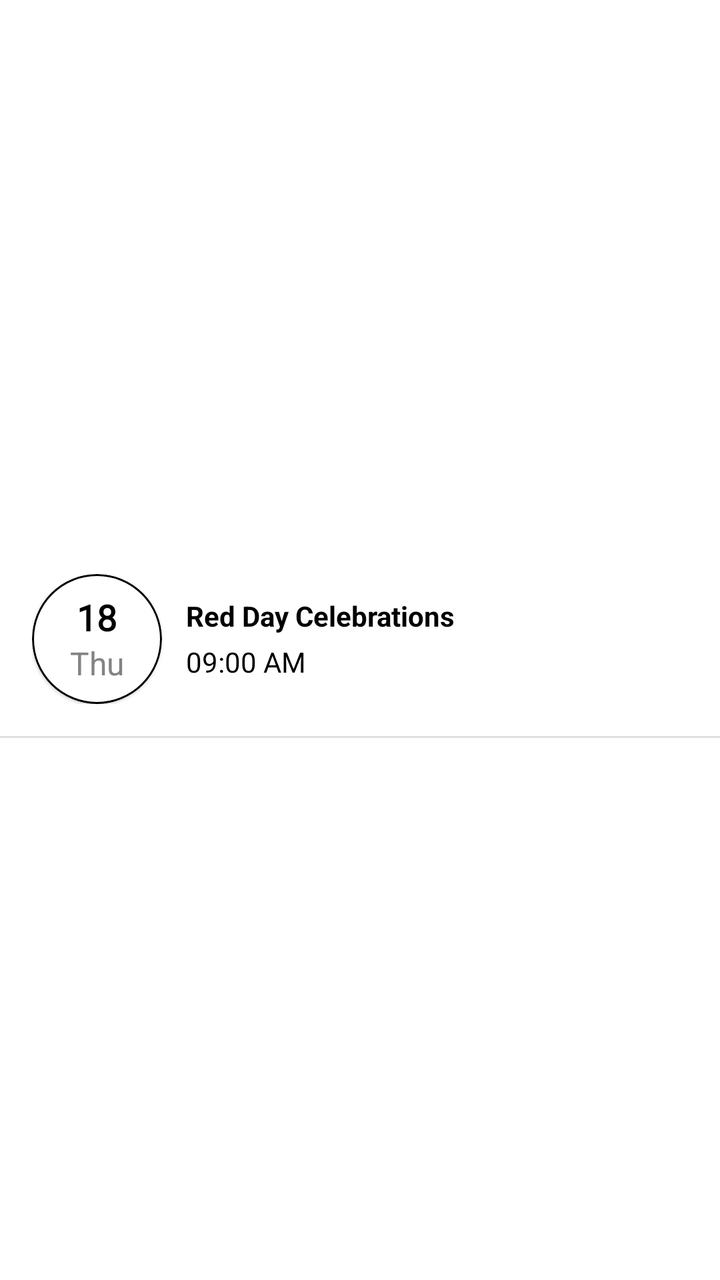
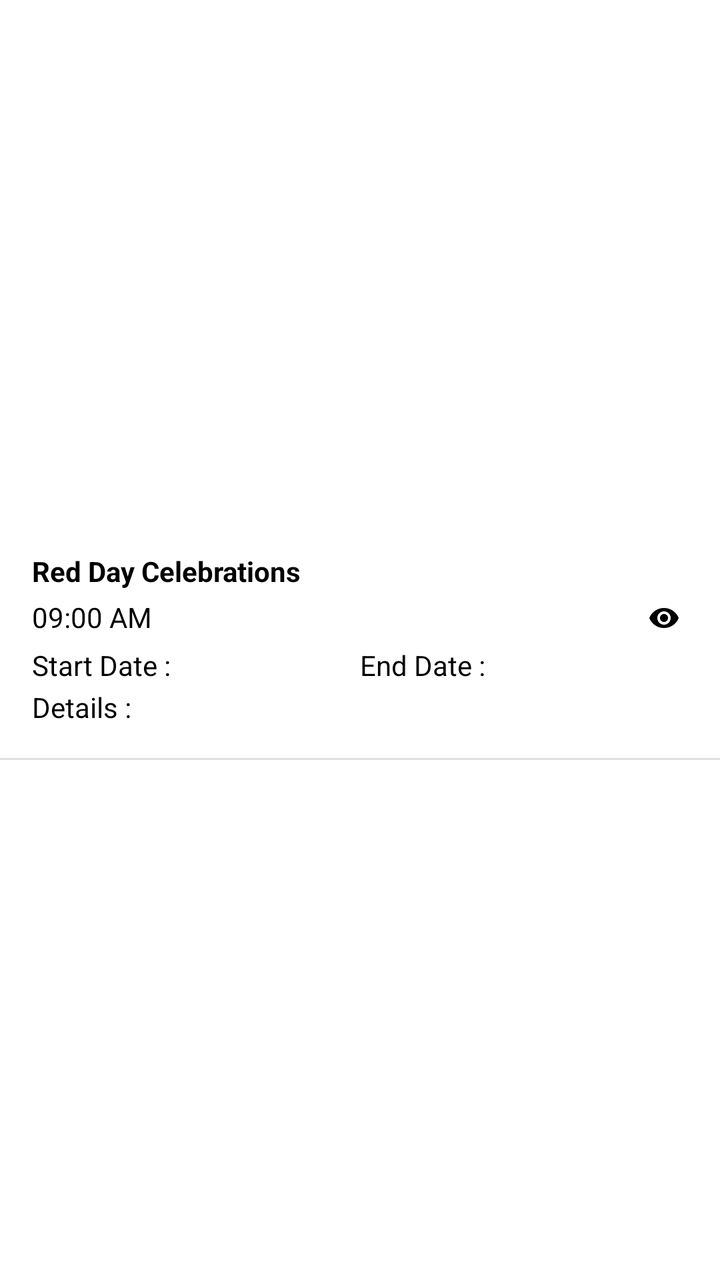

Screens rendered from an Android XML layout before and after an edit, with the pre-edit source and the edit as a unified diff.
<!-- AndroidManifest.xml: application theme Theme.School -->
<!-- res/layout/calender_item.xml -->
<?xml version="1.0" encoding="utf-8"?>
<androidx.constraintlayout.widget.ConstraintLayout xmlns:android="http://schemas.android.com/apk/res/android"
    xmlns:app="http://schemas.android.com/apk/res-auto"
    xmlns:tools="http://schemas.android.com/tools"
    android:layout_width="match_parent"
    android:layout_height="wrap_content"
    android:clickable="true"
    android:focusable="true"
    android:foreground="?attr/selectableItemBackground">

    <LinearLayout
        android:layout_width="0dp"
        android:layout_height="wrap_content"
        android:orientation="vertical"
        app:layout_constraintBottom_toBottomOf="parent"
        app:layout_constraintEnd_toEndOf="parent"
        app:layout_constraintStart_toStartOf="parent"
        app:layout_constraintTop_toTopOf="parent">

        <LinearLayout
            android:id="@+id/linearLayout11"
            android:layout_width="match_parent"
            android:layout_height="wrap_content"
            android:gravity="center_vertical"
            android:orientation="horizontal"
            android:padding="16dp">

            <com.google.android.material.card.MaterialCardView
                android:layout_width="wrap_content"
                android:layout_height="wrap_content"
                app:cardCornerRadius="100dp"
                app:strokeColor="@color/black"
                app:strokeWidth="1dp">

                <LinearLayout
                    android:layout_width="65dp"
                    android:layout_height="65dp"
                    android:gravity="center"
                    android:orientation="vertical">

                    <TextView
                        android:id="@+id/date_txt"
                        android:layout_width="match_parent"
                        android:layout_height="wrap_content"
                        android:fontFamily="@font/inter_semibold"
                        android:gravity="center"
                        android:text="18"
                        android:textColor="@color/black"
                        android:textSize="18dp"
                        android:textStyle="bold" />

                    <TextView
                        android:id="@+id/day_txt"
                        android:layout_width="match_parent"
                        android:layout_height="wrap_content"
                        android:gravity="center"
                        android:text="Thu"
                        android:textColor="@color/light_gray1"
                        android:textSize="16dp" />
                </LinearLayout>
            </com.google.android.material.card.MaterialCardView>

            <LinearLayout
                android:layout_width="match_parent"
                android:layout_height="match_parent"
                android:gravity="center_vertical"
                android:orientation="vertical">

                <TextView
                    android:id="@+id/name_txt"
                    android:layout_width="match_parent"
                    android:layout_height="wrap_content"
                    android:text="Red Day Celebrations"
                    android:paddingStart="12dp"
                    android:layout_marginBottom="2dp"
                    android:textColor="@color/black"
                    android:textStyle="bold" />

                <TextView
                    android:id="@+id/timeTv"
                    android:layout_width="match_parent"
                    android:layout_height="wrap_content"
                    android:paddingStart="12dp"
                    android:layout_marginTop="2dp"
                    android:textColor="@color/black"
                    android:text="09:00 AM" />
            </LinearLayout>

        </LinearLayout>

        <View
            android:id="@+id/divider11"
            android:layout_width="match_parent"
            android:layout_height="1dp"
            android:background="?android:attr/listDivider"
            app:layout_constraintEnd_toEndOf="parent"
            app:layout_constraintStart_toStartOf="parent" />
    </LinearLayout>


</androidx.constraintlayout.widget.ConstraintLayout>
<!-- resources referenced by this layout -->
<resources>
  <color name="black">#FF000000</color>
  <color name="light_gray1">#838383</color>
  <style name="Theme.School" parent="Base.Theme.School" />
  <style name="Base.Theme.School" parent="Theme.MaterialComponents.Light.NoActionBar">
          
          
          <item name="colorPrimary">@color/blue</item>
          <item name="colorPrimaryVariant">@color/blue</item>
          <item name="colorOnPrimary">@color/white</item>
          <item name="colorSecondary">@color/light_blue</item>
          <item name="colorSecondaryVariant">@color/teal_700</item>
          <item name="colorOnSecondary">@color/white</item>
          <item name="android:windowLightStatusBar" tools:ignore="NewApi">true</item>
          <item name="android:statusBarColor">@color/white</item>
          <item name="android:windowDisablePreview">true</item>
      </style>
  <color name="blue">#1E4284</color>
  <color name="white">#FFFFFFFF</color>
  <color name="light_blue">#1B55F1</color>
  <color name="teal_700">#FF018786</color>
</resources>

<!-- the commit's change to res/layout/calender_item.xml (unified diff, before → after) -->
@@ -29,6 +29,7 @@
                 android:layout_width="wrap_content"
                 android:layout_height="wrap_content"
                 app:cardCornerRadius="100dp"
+                android:visibility="gone"
                 app:strokeColor="@color/black"
                 app:strokeWidth="1dp">
 
@@ -71,19 +72,70 @@
                     android:layout_width="match_parent"
                     android:layout_height="wrap_content"
                     android:text="Red Day Celebrations"
-                    android:paddingStart="12dp"
                     android:layout_marginBottom="2dp"
                     android:textColor="@color/black"
                     android:textStyle="bold" />
 
-                <TextView
-                    android:id="@+id/timeTv"
+                <LinearLayout
                     android:layout_width="match_parent"
                     android:layout_height="wrap_content"
-                    android:paddingStart="12dp"
+                    android:orientation="horizontal">
+
+                    <TextView
+                        android:id="@+id/time_txt"
+                        android:layout_width="match_parent"
+                        android:layout_height="wrap_content"
+                        android:layout_marginTop="2dp"
+                        android:layout_weight="1"
+                        android:textColor="@color/black"
+                        android:text="09:00 AM" />
+
+                    <ImageView
+                        android:id="@+id/image_view_iv"
+                        android:layout_width="24dp"
+                        android:layout_height="24dp"
+                        app:tint="@color/black"
+                        android:clickable="true"
+                        android:focusable="true"
+                        android:foreground="?attr/selectableItemBackground"
+                        android:padding="4dp"
+                        android:src="@drawable/eye_img"/>
+
+                </LinearLayout>
+
+
+
+                <LinearLayout
+                    android:layout_width="match_parent"
+                    android:layout_height="wrap_content"
+                    android:orientation="horizontal">
+
+                    <TextView
+                        android:id="@+id/start_date_txt"
+                        android:layout_width="match_parent"
+                        android:layout_height="wrap_content"
+                        android:layout_marginTop="2dp"
+                        android:layout_weight="1"
+                        android:textColor="@color/black"
+                        android:text="Start Date : " />
+
+                    <TextView
+                        android:id="@+id/end_date_txt"
+                        android:layout_width="match_parent"
+                        android:layout_height="wrap_content"
+                        android:layout_marginTop="2dp"
+                        android:layout_weight="1"
+                        android:textColor="@color/black"
+                        android:text="End Date : " />
+                </LinearLayout>
+
+                <TextView
+                    android:id="@+id/details_txt"
+                    android:layout_width="match_parent"
+                    android:layout_height="wrap_content"
                     android:layout_marginTop="2dp"
                     android:textColor="@color/black"
-                    android:text="09:00 AM" />
+                    android:text="Details : " />
             </LinearLayout>
 
         </LinearLayout>
<!-- resource entries referenced after the edit -->
@@ -2,6 +2,7 @@
 <resources>
   <color name="black">#FF000000</color>
   <color name="light_gray1">#838383</color>
+  <!-- drawable eye_img: png bitmap (drawable, 1362 bytes) -->
   <style name="Theme.School" parent="Base.Theme.School" />
   <style name="Base.Theme.School" parent="Theme.MaterialComponents.Light.NoActionBar">
           
